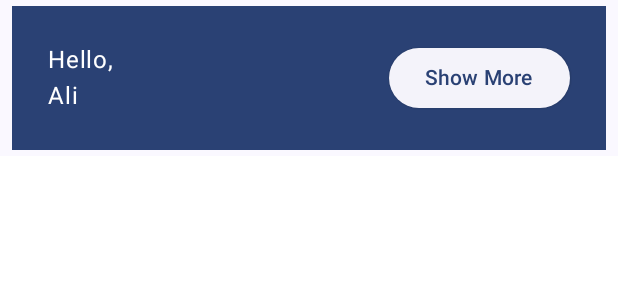
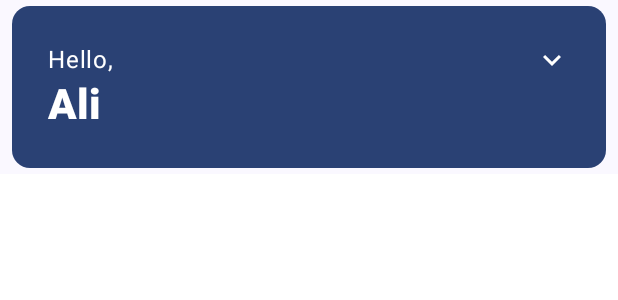
Before and after one commit to youssefbadwayAbdulla/ComposeAppCodeLab, an Android app built with Jetpack Compose: the @Preview function PreviewGreeting, on a phone screen of 412 x 824 dp. Shown: the top 300 px of the screen. Run offline under Robolectric (Android 15) with nearby library versions, the phone set to English and light mode, and no system bars.

Commit message:
Finishing task one in compose

```diff
--- a/app/build.gradle.kts
+++ b/app/build.gradle.kts
@@ -5,12 +5,12 @@ plugins {
 
 android {
     namespace = "com.example.composeapp"
-    compileSdk = 33
+    compileSdk = 34
 
     defaultConfig {
         applicationId = "com.example.composeapp"
         minSdk = 24
-        targetSdk = 33
+        targetSdk = 34
         versionCode = 1
         versionName = "1.0"
 
@@ -50,7 +50,9 @@ android {
 }
 
 dependencies {
+    val compose_version = "1.5.0"
 
+    implementation ("androidx.compose.material:material-icons-extended:$compose_version")
     implementation("androidx.core:core-ktx:1.9.0")
     implementation("androidx.lifecycle:lifecycle-runtime-ktx:2.6.1")
     implementation("androidx.activity:activity-compose:1.7.0")
--- a/app/src/main/java/com/example/composeapp/section_one/codelabs/CodeLabs.kt
+++ b/app/src/main/java/com/example/composeapp/section_one/codelabs/CodeLabs.kt
@@ -1,12 +1,18 @@
 package com.example.composeapp.section_one.codelabs
 
+import androidx.compose.animation.animateContentSize
 import androidx.compose.animation.core.Spring
-import androidx.compose.animation.core.animateDpAsState
 import androidx.compose.animation.core.spring
 import androidx.compose.foundation.layout.Column
 import androidx.compose.foundation.layout.Row
 import androidx.compose.foundation.layout.padding
-import androidx.compose.material3.ElevatedButton
+import androidx.compose.material.icons.Icons
+import androidx.compose.material.icons.filled.ExpandLess
+import androidx.compose.material.icons.filled.ExpandMore
+import androidx.compose.material3.Card
+import androidx.compose.material3.CardDefaults
+import androidx.compose.material3.Icon
+import androidx.compose.material3.IconButton
 import androidx.compose.material3.MaterialTheme
 import androidx.compose.material3.Surface
 import androidx.compose.material3.Text
@@ -16,8 +22,11 @@ import androidx.compose.runtime.mutableStateOf
 import androidx.compose.runtime.remember
 import androidx.compose.runtime.setValue
 import androidx.compose.ui.Modifier
+import androidx.compose.ui.res.stringResource
+import androidx.compose.ui.text.font.FontWeight
 import androidx.compose.ui.tooling.preview.Preview
 import androidx.compose.ui.unit.dp
+import com.example.composeapp.R
 import com.example.composeapp.ui.theme.ComposeAppTheme
 
 @Preview(name = "Light Mode")
@@ -32,37 +41,54 @@ fun PreviewGreeting() {
 
 @Composable
 fun Greeting(name: String) {
-    var expended by remember { mutableStateOf(false) }
-    val extraPadding by animateDpAsState(
-        if (expended )48.dp else 0.dp, label = "",
+    Card(colors = CardDefaults.cardColors(containerColor = MaterialTheme.colorScheme.primary),
+        modifier = Modifier.padding(vertical = 4.dp, horizontal = 8.dp)
+    ) {
+        CardContent(name)
+    }
+}
+
+@Composable
+private fun CardContent(name: String) {
+    var expanded by remember { mutableStateOf(false) }
+    Row(
+        modifier = Modifier
+            .padding(12.dp)
+            .animateContentSize(
                 animationSpec = spring(
                     dampingRatio = Spring.DampingRatioMediumBouncy,
                     stiffness = Spring.StiffnessLow
                 )
             )
-    Surface(
-        modifier = Modifier.padding(horizontal = 8.dp, vertical = 4.dp),
-        color = MaterialTheme.colorScheme.primary
     ) {
-        Row(modifier = Modifier.padding(24.dp)) {
         Column(
             modifier = Modifier
                 .weight(1f)
-                    .padding(bottom = extraPadding.coerceAtLeast(0.dp))
+                .padding(12.dp)
         ) {
-                Text(text = "Hello,")
-                Text(text = name)
+            Text(text = "Hello, ")
+            Text(
+                text = name, style = MaterialTheme.typography.headlineMedium.copy(
+                    fontWeight = FontWeight.ExtraBold
+                )
+            )
+            if (expanded) {
+                Text(
+                    text = ("Composem ipsum color sit lazy, " +
+                            "padding theme elit, sed do bouncy. ").repeat(4),
+                )
             }
-            ElevatedButton(
-              onClick = { expended = !expended },
-            ) {
-                Text(
-                    text = if (expended) "Show Less" else "Show More",
-                    color = MaterialTheme.colorScheme.primary
+        }
+        IconButton(onClick = { expanded = !expanded }) {
+            Icon(
+                imageVector = if (expanded) Icons.Filled.ExpandLess else Icons.Filled.ExpandMore,
+                contentDescription = if (expanded) {
+                    stringResource(R.string.show_less)
+                } else {
+                    stringResource(R.string.show_more)
+                }
             )
         }
 
     }
-
 }
-}
--- a/app/src/main/res/values/strings.xml
+++ b/app/src/main/res/values/strings.xml
@@ -1,3 +1,5 @@
 <resources>
     <string name="app_name">ComposeApp</string>
+    <string name="show_less">show Less</string>
+    <string name="show_more">show More</string>
 </resources>
```
Lines whose indentation alone changed are shown as unchanged.
